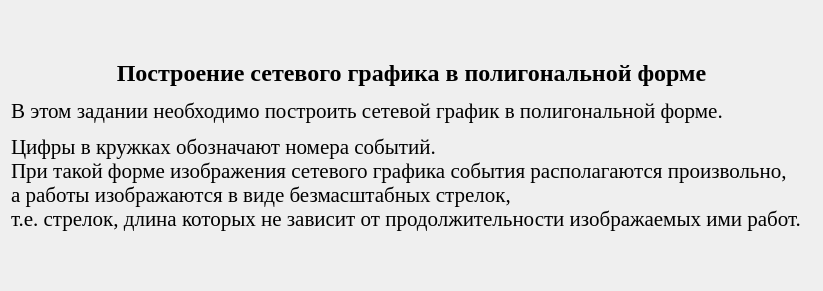
Qt form qt_designer_ui/TextTask1.ui (IvaMarin/Project-Network-Diagram-App) before a commit.
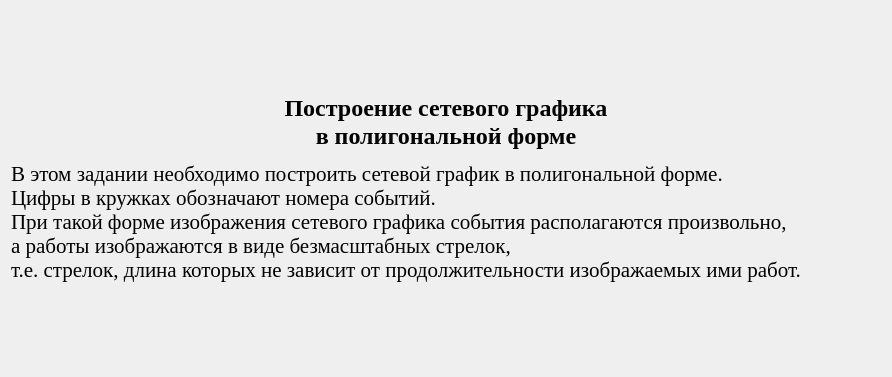
The same form after that commit.

Patch:
```diff
--- a/qt_designer_ui/TextTask1.ui
+++ b/qt_designer_ui/TextTask1.ui
@@ -6,10 +6,16 @@
    <rect>
     <x>0</x>
     <y>0</y>
-    <width>823</width>
-    <height>291</height>
+    <width>892</width>
+    <height>377</height>
    </rect>
   </property>
+  <property name="font">
+   <font>
+    <family>Times New Roman</family>
+    <pointsize>16</pointsize>
+   </font>
+  </property>
   <property name="windowTitle">
    <string>Задание 1</string>
   </property>
@@ -18,12 +24,12 @@
     <widget class="QLabel" name="label">
      <property name="font">
       <font>
-       <family>Liberation Serif</family>
+       <family>Times New Roman</family>
        <pointsize>16</pointsize>
       </font>
      </property>
      <property name="text">
-      <string>&lt;html&gt;&lt;head/&gt;&lt;body&gt;&lt;p align=&quot;center&quot;&gt;&lt;span style=&quot; font-size:18pt; font-weight:600;&quot;&gt;Построение сетевого графика в полигональной форме&lt;/span&gt;&lt;/p&gt;&lt;p align=&quot;justify&quot;&gt;В этом задании необходимо построить сетевой график в полигональной форме. &lt;/p&gt;&lt;p align=&quot;justify&quot;&gt;Цифры в кружках обозначают номера событий.&lt;br/&gt;При такой форме изображения сетевого графика события располагаются произвольно,&lt;br/&gt;а работы изображаются в виде безмасштабных стрелок, &lt;br/&gt;т.е. стрелок, длина которых не зависит от продолжительности изображаемых ими работ.&lt;/p&gt;&lt;/body&gt;&lt;/html&gt;</string>
+      <string>&lt;html&gt;&lt;head/&gt;&lt;body&gt;&lt;p align=&quot;center&quot;&gt;&lt;span style=&quot; font-size:18pt; font-weight:600;&quot;&gt;Построение сетевого графика&lt;br/&gt;в полигональной форме&lt;/span&gt;&lt;/p&gt;&lt;p align=&quot;justify&quot;&gt;В этом задании необходимо построить сетевой график в полигональной форме. &lt;br/&gt;Цифры в кружках обозначают номера событий.&lt;br/&gt;При такой форме изображения сетевого графика события располагаются произвольно, &lt;br/&gt;а работы изображаются в виде безмасштабных стрелок, &lt;br/&gt;т.е. стрелок, длина которых не зависит от продолжительности изображаемых ими работ.&lt;/p&gt;&lt;/body&gt;&lt;/html&gt;</string>
      </property>
     </widget>
    </item>
```
